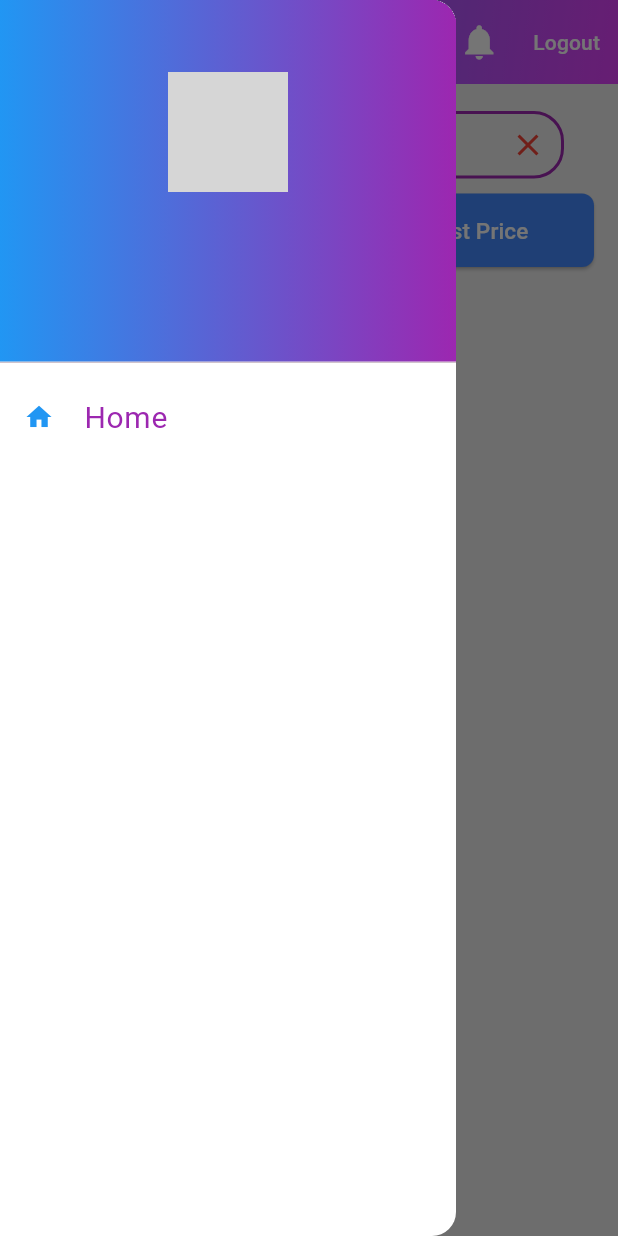
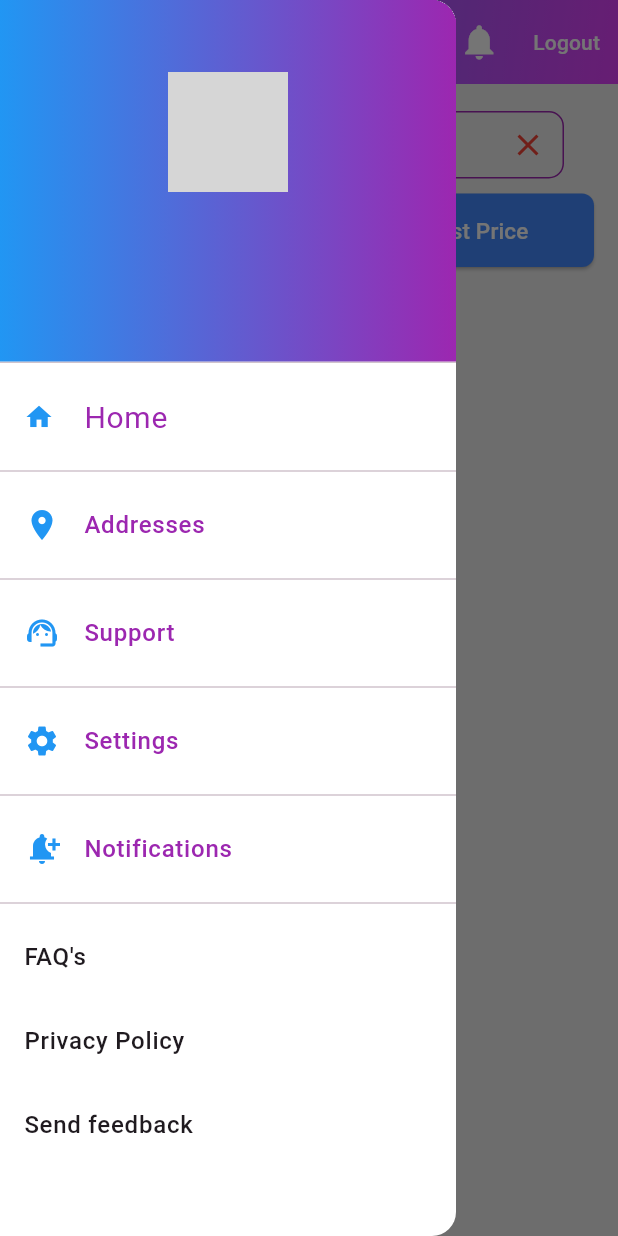
Before and after one commit to rhtmahour/go90Stores, a Flutter app: the MyStore screen opened directly with empty values, with the side drawer open, on a phone screen of 412 x 824 dp. Run offline on Flutter 3.47's test engine with Material 3 defaults, Android fonts, the phone set to English and light mode, and no system bars; our stand-ins replace badges, carousel_slider, cloud_firestore, csv, dio, dots_indicator and 10 more; missing offline and left inert: flutter_stripe; accounts and stored records are empty; network calls fail; grey boxes are pictures that could not be loaded.

Commit message:
code on date 07-05-2025

```diff
--- a/lib/admindashboard.dart
+++ b/lib/admindashboard.dart
@@ -244,6 +244,15 @@ class _AdminDashboardState extends State<AdminDashboard> {
                   crossAxisAlignment: CrossAxisAlignment.start,
                   children: [
                     // Store List Section
+                    Padding(
+                      padding: const EdgeInsets.all(10.0),
+                      child: Text('Stores',
+                          style: TextStyle(
+                            fontSize: fontSize,
+                            fontWeight: FontWeight.bold,
+                            color: Colors.purple,
+                          )),
+                    ),
                     SizedBox(
                       width: isWideScreen ? screenWidth * 0.65 : screenWidth,
                       child: StreamBuilder<QuerySnapshot>(
--- a/lib/adminnotificationscreen.dart
+++ b/lib/adminnotificationscreen.dart
@@ -150,7 +150,9 @@ class _NotificationScreenState extends State<Adminnotificationscreen> {
                     title: Text(
                       storeName,
                       style: const TextStyle(
-                          fontWeight: FontWeight.bold, fontSize: 16),
+                          fontWeight: FontWeight.bold,
+                          fontSize: 18,
+                          color: Colors.purple),
                     ),
                     subtitle: Text(
                       product['name'] ?? 'Unknown Product',
--- a/lib/mystore.dart
+++ b/lib/mystore.dart
@@ -399,7 +399,7 @@ class MyStoreState extends State<MyStore> {
           padding: EdgeInsets.zero,
           children: [
             StoreDrawerHeader(storeId: widget.storeId),
-            const ListTile(
+            ListTile(
               iconColor: Colors.blue,
               textColor: Colors.purple,
               leading: Icon(
@@ -410,6 +410,71 @@ class MyStoreState extends State<MyStore> {
                 'Home',
                 style: TextStyle(fontSize: 20),
               ),
+              onTap: () {},
+            ),
+            Divider(),
+            ListTile(
+              iconColor: Colors.blue,
+              textColor: Colors.purple,
+              leading: Icon(Icons.location_on),
+              title: const Text(
+                'Addresses',
+                style: TextStyle(fontWeight: FontWeight.w500),
+              ),
+              onTap: () {},
+            ),
+            Divider(),
+            ListTile(
+              iconColor: Colors.blue,
+              textColor: Colors.purple,
+              leading: Icon(Icons.support_agent),
+              title: const Text(
+                'Support',
+                style: TextStyle(fontWeight: FontWeight.w500),
+              ),
+              onTap: () {},
+            ),
+            Divider(),
+            ListTile(
+              iconColor: Colors.blue,
+              textColor: Colors.purple,
+              leading: Icon(Icons.settings),
+              title: const Text(
+                'Settings',
+                style: TextStyle(fontWeight: FontWeight.w500),
+              ),
+              onTap: () {},
+            ),
+            Divider(),
+            ListTile(
+              iconColor: Colors.blue,
+              textColor: Colors.purple,
+              leading: Icon(Icons.notification_add),
+              title: const Text(
+                'Notifications',
+                style: TextStyle(fontWeight: FontWeight.w500),
+              ),
+              onTap: () {},
+            ),
+            Divider(),
+            ListTile(
+                title: Text(
+              "FAQ's",
+              style: TextStyle(fontWeight: FontWeight.w500),
+            )),
+            ListTile(
+              title: const Text(
+                'Privacy Policy',
+                style: TextStyle(fontWeight: FontWeight.w500),
+              ),
+              onTap: () {},
+            ),
+            ListTile(
+              title: const Text(
+                'Send feedback',
+                style: TextStyle(fontWeight: FontWeight.w500),
+              ),
+              onTap: () {},
             ),
           ],
         ),
@@ -455,10 +520,10 @@ class MyStoreState extends State<MyStore> {
                       ),
                       enabledBorder: OutlineInputBorder(
                         borderRadius:
-                            BorderRadius.circular(20), // Add rounded corners
+                            BorderRadius.circular(10), // Add rounded corners
                         borderSide: BorderSide(
                             color: Colors.purple,
-                            width: 2), // Border color when not focused
+                            width: 1), // Border color when not focused
                       ),
                       focusedBorder: OutlineInputBorder(
                         borderRadius:
```
Also changed, not shown: 8 other files.
